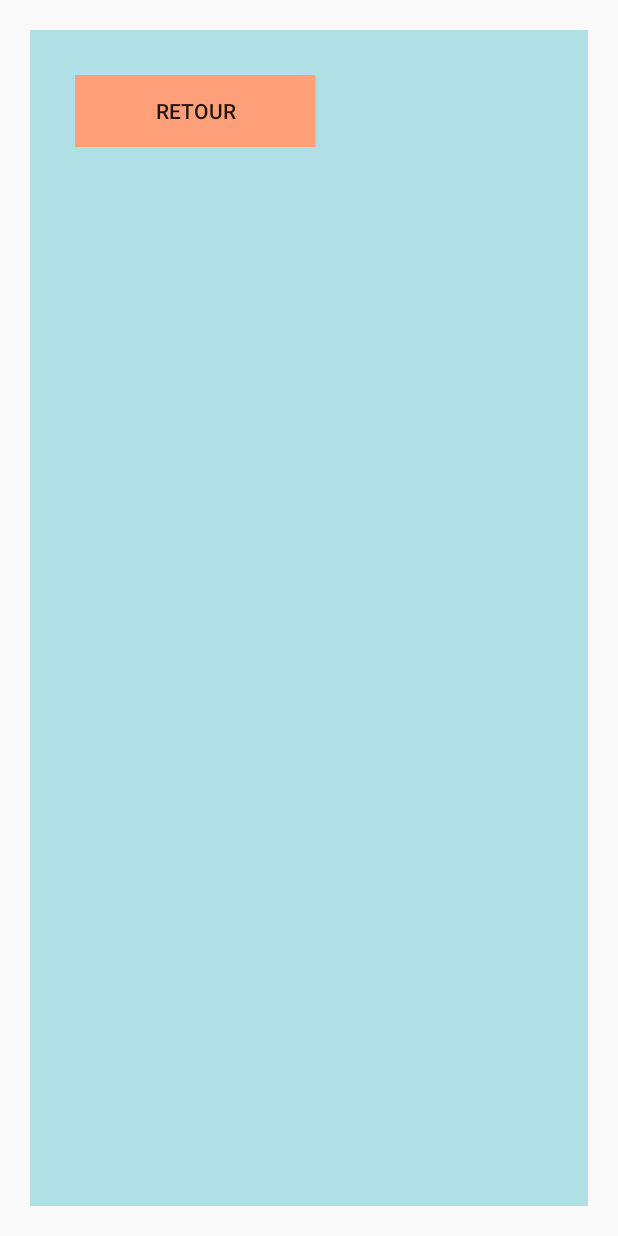
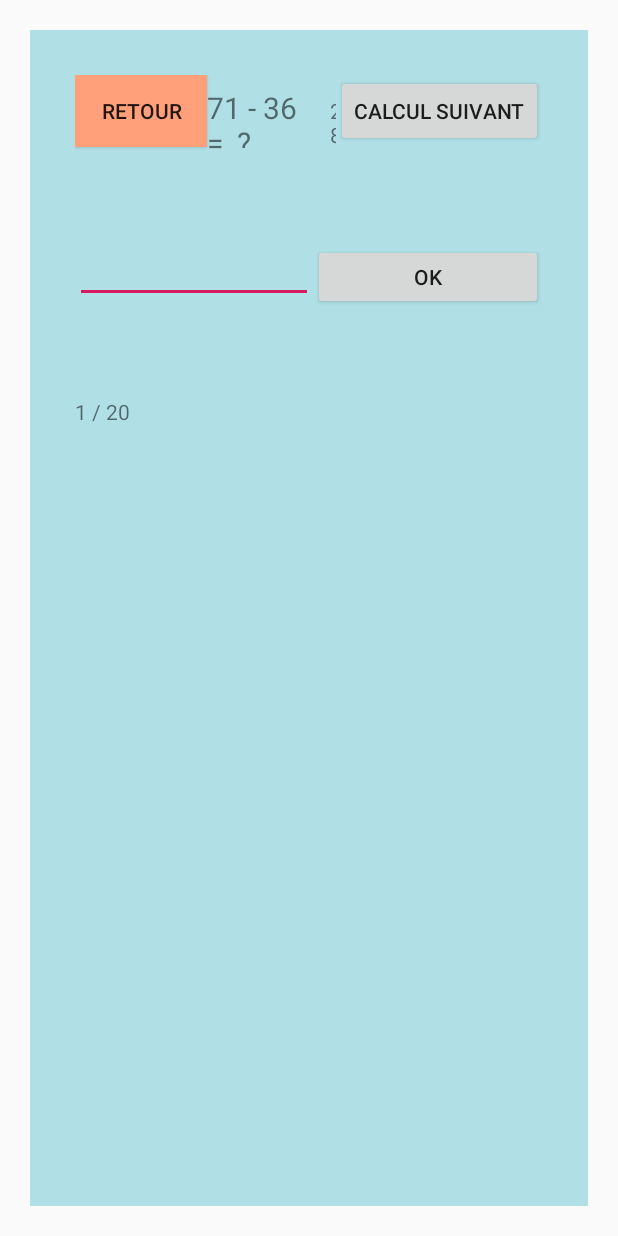
Before and after one commit to solenerichard69/AppMaths, an Android app: the Sous1 screen opened directly, with no data from a screen before it, on a phone screen of 412 x 824 dp. Run offline under Robolectric (Android 15) with nearby library versions, the light colour scheme and no system bars.

Commit message:
Ajout soustraction 1

```diff
--- a/app/src/main/java/com/example/premiertest/Add1.java
+++ b/app/src/main/java/com/example/premiertest/Add1.java
@@ -10,7 +10,6 @@ import android.os.CountDownTimer;
 import android.widget.EditText;
 import android.widget.ImageButton;
 import android.widget.TextView;
-
 
 
 public class Add1 extends AppCompatActivity {
--- a/app/src/main/java/com/example/premiertest/Sous1.java
+++ b/app/src/main/java/com/example/premiertest/Sous1.java
@@ -2,13 +2,171 @@ package com.example.premiertest;
 
 import androidx.appcompat.app.AppCompatActivity;
 
+import android.content.Intent;
 import android.os.Bundle;
+import android.os.CountDownTimer;
+import android.view.View;
+import android.widget.Button;
+import android.widget.EditText;
+import android.widget.TextView;
 
 public class Sous1 extends AppCompatActivity {
+    public int counter = 30; // temps de countdown en secondes
+    Integer sucess=0;
+    Integer score=0;
+    Integer result;
+    Integer result1;
+    Integer cpt=1;
+    Integer triche=0;
+    TextView chrono; // déclaration du textview chrono présent dans layout
+    private Button backbta1;
+    Button ok;
+
+
 
     @Override
     protected void onCreate(Bundle savedInstanceState) {
         super.onCreate(savedInstanceState);
         setContentView(R.layout.activity_sous1);
+
+        this.backbta1= (Button)findViewById(R.id.backbt);
+        backbta1.setOnClickListener(new View.OnClickListener() {
+            @Override
+            public void onClick(View v) { // action effectuée quand on clique sur "back"
+                // on ferme simplement l'activité. Si l'activité appelante  (ici Niveau.class) n'était
+                // pas fermée, on reviendra automatiquement dessus. Elle était en arriere-plan.
+                finish();
+            }
+        });
+
+        this.chrono= (TextView) findViewById(R.id.chrono);
+
+        // on définit un nouveau compte à rebours : objet CountDownTimer
+        // on lui passe en parametre le nombre de seconde (counter) et le délai entre chaque tic (1s)
+        CountDownTimer monCompteARebours =  new  CountDownTimer(counter*1000, 1000){
+            // on redéfinit la méthode onTick : que fait-t'on à chaque seconde décrémentée?
+            public void onTick (long millisUntilFinish){
+                counter--; // on diminue le temps restant
+                chrono.setText(counter+""); // on met a jour l'affichage sur l'activité
+            }
+
+            // on redéfinit la méthode onFinish : que fait-t'on à la fin du compte à rebours?
+            public void onFinish(){
+                int ValScore = score;
+                Intent otherAct =new Intent(getApplicationContext(), afficheScore.class);
+                otherAct.putExtra("Valeur", ValScore);
+                startActivity(otherAct);
+                finish();
+            }
+        };
+
+        // on lance le compte a rebours :
+
+        monCompteARebours.start();
+
+        //Mise en place de l'affichage du calcul
+        Integer a = 0;
+        Integer b = 0;
+
+        do{
+            a = 1 + (int) (Math.random() * (100));
+            b = 1 + (int) (Math.random() * (100));
+        }while(b>a);
+
+
+
+        TextView test = (TextView) findViewById(R.id.test);
+        test.setText(""+a+" - "+b+" =  ?");
+        result = a-b; //Calcul du résultat attendu
+
+        TextView cpta = (TextView) findViewById(R.id.cpta);
+        cpta.setText(""+cpt+" / 20");
+
+        //Récupére la valeur d'édit text et la vérifie
+        ok = findViewById(R.id.ok);
+        ok.setOnClickListener(new View.OnClickListener() {
+            @Override
+            public void onClick(View v) {
+
+                EditText remplir = (EditText)findViewById(R.id.remplir);
+
+                int nb = 0;
+                TextView resultat = (TextView) findViewById(R.id.resultat);
+                try {
+                    nb = (int) Integer.parseInt(remplir.getText().toString());
+                }
+                catch (Exception e) { // si ca merde car rien saisi oui texte pas un entier
+                    resultat.setText("ERREUR");
+                }
+
+                Verification(result,nb);
+                CalculScore(sucess);
+
+                TextView affichagescore = (TextView) findViewById(R.id.affichagescore);
+                affichagescore.setText("Score : "+score);
+                remplir.getText().clear();
+
+
+                //Fonction pour ne pas tricher
+                if(triche ==1){
+                    ok.setClickable(false);
+                }else
+                if(triche==0){
+                    ok.setClickable(true);
+                }
+
+            }
+        });
+
+        Button suivant = findViewById(R.id.suivant);
+        suivant.setOnClickListener(new View.OnClickListener() {
+            @Override
+            public void onClick(View v) {
+
+                triche=0;
+                int c=0;
+                int d=0;
+                do{
+                    c = 1 + (int) (Math.random() * (100));
+                    d = 1 + (int) (Math.random() * (100));
+                }while(d>c);
+
+                TextView test = (TextView) findViewById(R.id.test);
+                test.setText(""+c+" - "+d+" =  ?");
+
+                result = c-d; //Calcul du résultat attendu
+                cpt=cpt+1;
+
+                //Affichage du nbr de questions jouées
+                TextView cpta = (TextView) findViewById(R.id.cpta);
+                cpta.setText(""+cpt+" / 20");
+                ok.setClickable(true);
+            }
+        });
+
+
     }
+
+    public void CalculScore (int sucess){
+        score=+sucess;
+    }
+
+    public void Verification(int result, int result2){
+        if(result==result2){
+            sucess++;
+
+            TextView resultat = (TextView) findViewById(R.id.resultat);
+            resultat.setText("Bien joué !!!");
+            triche =1;
+
+        }else
+        {
+            TextView resultat = (TextView) findViewById(R.id.resultat);
+            resultat.setText("Dommage !");
+            triche =0;
+
+        }
+
+    }
+
 }
--- a/app/src/main/res/layout/activity_affiche_score.xml
+++ b/app/src/main/res/layout/activity_affiche_score.xml
@@ -32,7 +32,7 @@
         android:layout_marginEnd="320dp"
         android:layout_marginRight="320dp"
         android:layout_marginBottom="138dp"
-        android:text="REJOUER NIVEAU 1"
+        android:text="REJOUER SUR LE MEME NIVEAU"
         app:layout_constraintBottom_toBottomOf="parent"
         app:layout_constraintEnd_toEndOf="parent"
         app:layout_constraintStart_toStartOf="parent" />
--- a/app/src/main/res/layout/activity_sous1.xml
+++ b/app/src/main/res/layout/activity_sous1.xml
@@ -25,6 +25,8 @@
             android:background="#B0E0E6"
             android:padding="30dp">
 
+
+
             <Button
                 android:id="@+id/backbt"
 
@@ -35,63 +37,81 @@
                 android:text="Retour" />
 
             <TextView
+                android:id="@+id/test"
+                android:layout_width="wrap_content"
+                android:layout_height="wrap_content"
+                android:layout_weight="1"
+                android:textSize="20sp"
+                />
+
+            <TextView
+                android:id="@+id/chrono"
                 android:layout_width="wrap_content"
                 android:layout_height="wrap_content"
                 android:layout_weight="1"
                 android:text=" " />
 
-
-            <TextView
+            <Button
+                android:id="@+id/suivant"
                 android:layout_width="wrap_content"
                 android:layout_height="wrap_content"
-                android:layout_weight="1"
-                android:text=" " />
+                android:text="Calcul Suivant" />
+
+
+
         </TableRow>
 
         <TableRow
             android:background="#B0E0E6"
             android:padding="30dp">
 
+
+
+            <EditText
+                android:id="@+id/remplir"
+                android:layout_width="100dp"
+                android:layout_height="41dp"
+                android:layout_weight="1"
+                android:ems="10"
+                android:inputType="number"
+                />
+
+            <Button
+                android:id="@+id/ok"
+                android:layout_width="49dp"
+                android:layout_height="44dp"
+                android:layout_weight="1"
+                android:text="@android:string/ok" />
+
+
+        </TableRow>
+
+        <TableRow
+            android:background="#B0E0E6"
+            android:padding="30dp">
+
+
             <TextView
+                android:id="@+id/cpta"
                 android:layout_width="wrap_content"
                 android:layout_height="wrap_content"
                 android:layout_weight="1"
                 android:text=" " />
 
             <TextView
+                android:id="@+id/resultat"
                 android:layout_width="wrap_content"
                 android:layout_height="wrap_content"
                 android:layout_weight="1"
                 android:text=" " />
 
             <TextView
+                android:id="@+id/affichagescore"
                 android:layout_width="wrap_content"
                 android:layout_height="wrap_content"
                 android:layout_weight="1"
-                android:text=" " />
-        </TableRow>
+                />
 
-        <TableRow
-            android:background="#B0E0E6"
-            android:padding="30dp">
-
-            <TextView
-                android:layout_width="wrap_content"
-                android:layout_height="wrap_content"
-                android:layout_weight="1"
-                android:text=" " />
-
-            <TextView
-                android:layout_width="wrap_content"
-                android:layout_height="wrap_content"
-                android:layout_weight="1"
-                android:text=" " />
-
-            <TextView
-                android:layout_width="wrap_content"
-                android:layout_height="wrap_content"
-                android:layout_weight="1"
-                android:text=" " />
         </TableRow>
 
 
```
